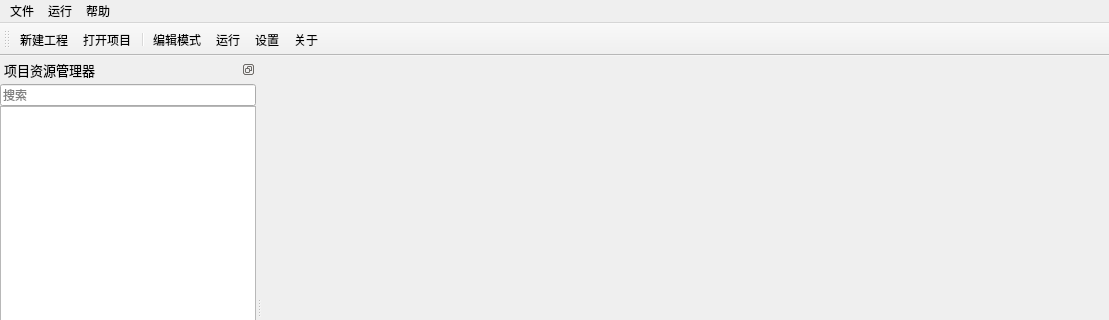
This is BmpManager/mainwindow.ui in luckyPtr/BitmapStudio as Qt 5 draws it before an edit; both pictures show x 0 to 1109 and y 0 to 320 of the 1109 by 579 pixel window. The edited form follows.
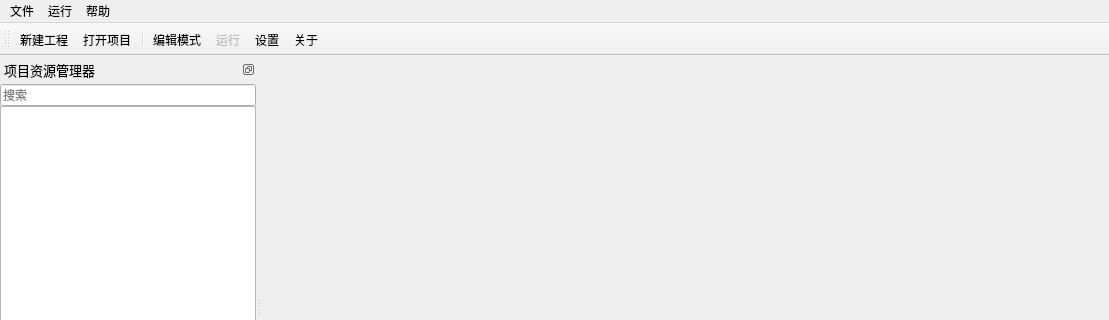
This is the edited form. Icons and pictures are not drawn. Custom widgets are drawn as their Qt base class.

```diff
--- a/BmpManager/mainwindow.ui
+++ b/BmpManager/mainwindow.ui
@@ -10,6 +10,11 @@
     <height>579</height>
    </rect>
   </property>
+  <property name="font">
+   <font>
+    <family>Microsoft YaHei</family>
+   </font>
+  </property>
   <property name="acceptDrops">
    <bool>false</bool>
   </property>
@@ -376,6 +381,9 @@
    </property>
   </action>
   <action name="actRun">
+   <property name="enabled">
+    <bool>false</bool>
+   </property>
    <property name="icon">
     <iconset resource="Img.qrc">
      <normaloff>:/Image/Toolbar/Run.svg</normaloff>:/Image/Toolbar/Run.svg</iconset>
```
Left out of the diff: 2 changed lines with no effect on the pictures.
